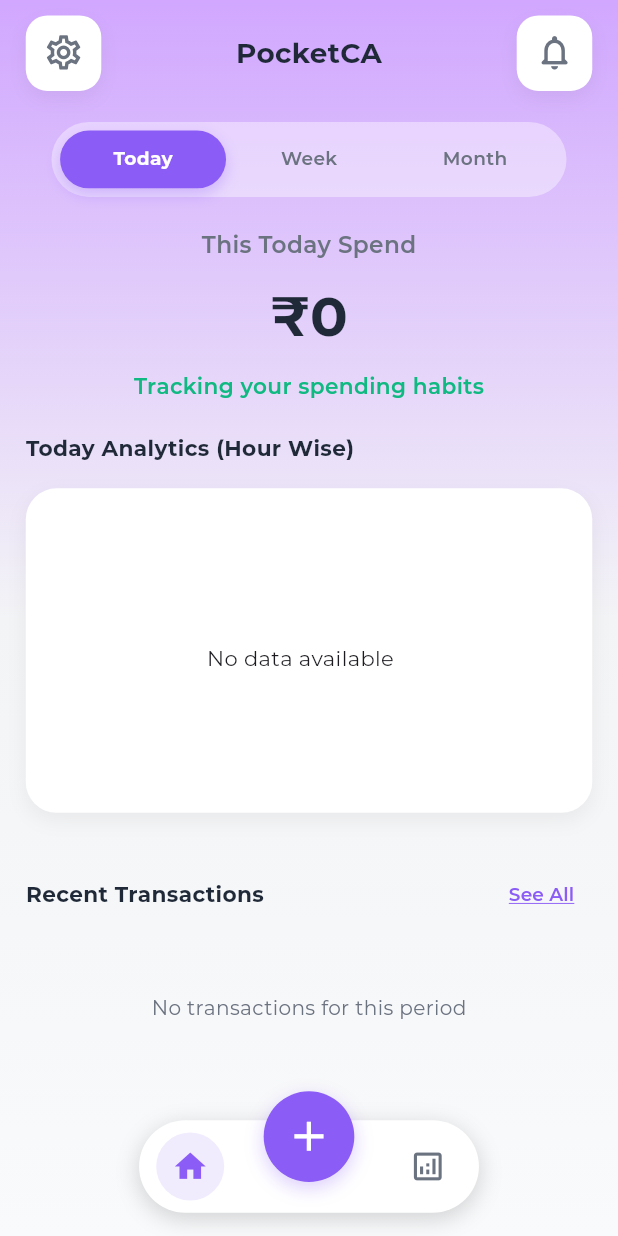
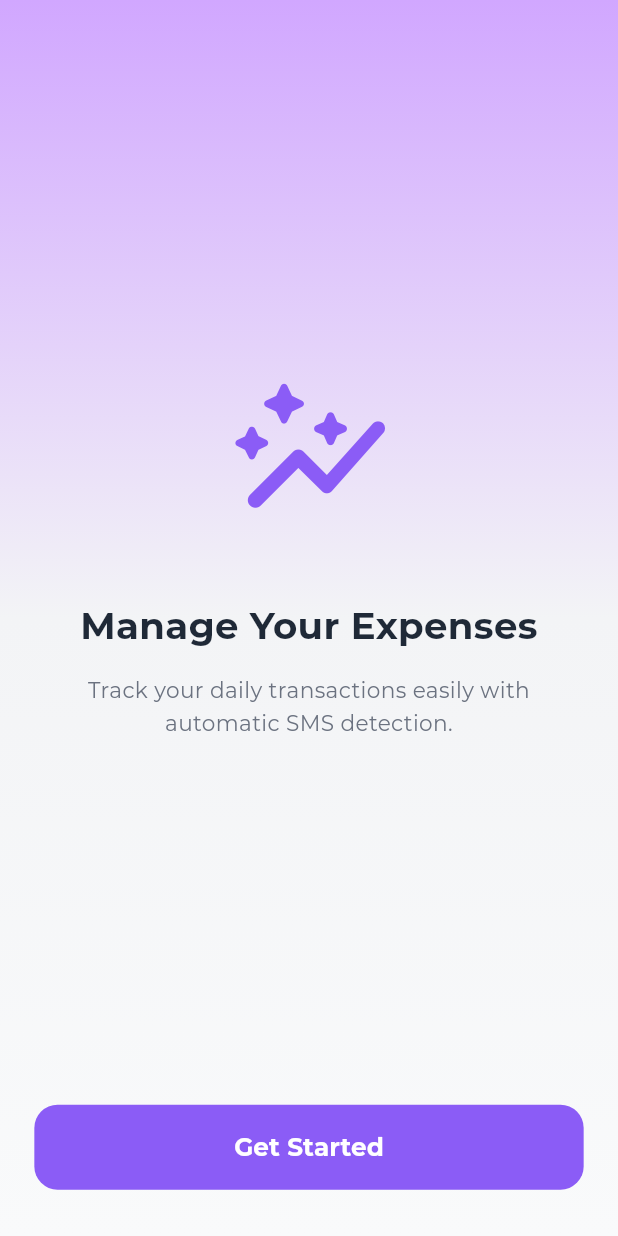
Before and after one commit to pratikAD-2003/expense_tracker, a Flutter app: the screen it shows after launch, on a phone screen of 412 x 824 dp. Run offline on Flutter 3.47's test engine with Material 3 defaults, Android fonts, the phone set to English and light mode, and no system bars; our stand-ins replace fl_chart, flutter_screenutil, get, permission_handler, shared_preferences.

Commit message:
alpha completed

```diff
--- a/lib/binding.dart
+++ b/lib/binding.dart
@@ -2,8 +2,10 @@ import 'package:expense_tracker/ui/add_transaction/add_transaction_controller.da
 import 'package:expense_tracker/ui/analytics/analytics_controller.dart';
 import 'package:expense_tracker/ui/bottom_nav/bottom_nav_controller.dart';
 import 'package:expense_tracker/ui/home/home_controller.dart';
+import 'package:expense_tracker/ui/intro/intro_controller.dart';
 import 'package:expense_tracker/ui/notification/notification_controller.dart';
 import 'package:expense_tracker/ui/settings/settings_controller.dart';
+import 'package:expense_tracker/ui/splash/splash_controller.dart';
 import 'package:expense_tracker/ui/transaction_history/transaction_history_controller.dart';
 import 'package:get/get.dart';
 
@@ -53,6 +55,22 @@ class TransactionHistoryBinding extends Bindings {
   }
 }
 
+
+class SplashBinding extends Bindings {
+  @override
+  void dependencies() {
+    Get.put<SplashController>(SplashController(), permanent: false);
+  }
+}
+
+
+class IntroBinding extends Bindings {
+  @override
+  void dependencies() {
+    Get.put<IntroController>(IntroController(), permanent: false);
+  }
+}
+
 class BottomNavBinding extends Bindings {
   @override
   void dependencies() {
--- a/lib/main.dart
+++ b/lib/main.dart
@@ -28,7 +28,7 @@ class MyApp extends StatelessWidget {
       builder: (context, child) => GetMaterialApp(
         title: 'PocketCA',
         debugShowCheckedModeBanner: false,
-        initialRoute: AppRoutes.bottomNavScreen,
+        initialRoute: AppRoutes.splashScreen,
         getPages: AppBinding.pages,
         theme: ThemeData(useMaterial3: true, fontFamily: 'Montserrat'),
         builder: (context, child) {
--- a/lib/route/app_binding.dart
+++ b/lib/route/app_binding.dart
@@ -1,7 +1,9 @@
 import 'package:expense_tracker/ui/add_transaction/add_transaction_screen.dart';
 import 'package:expense_tracker/ui/analytics/analytics_screen.dart';
+import 'package:expense_tracker/ui/intro/intro_screen.dart';
 import 'package:expense_tracker/ui/notification/notification_screen.dart';
 import 'package:expense_tracker/ui/settings/settings_screen.dart';
+import 'package:expense_tracker/ui/splash/splash_screen.dart';
 import 'package:expense_tracker/ui/transaction_history/transaction_history_screen.dart';
 import 'package:get/get.dart';
 
@@ -47,5 +49,15 @@ class AppBinding {
       page: () => TransactionHistoryScreen(),
       binding: TransactionHistoryBinding(),
     ),
+    GetPage(
+      name: AppRoutes.introScreen,
+      page: () => IntroScreen(),
+      binding: IntroBinding(),
+    ),
+    GetPage(
+      name: AppRoutes.splashScreen,
+      page: () => SplashScreen(),
+      binding: SplashBinding(),
+    ),
   ];
 }
--- /dev/null
+++ b/lib/services/shared_pref_service.dart
@@ -0,0 +1,15 @@
+import 'package:shared_preferences/shared_preferences.dart';
+
+class SharedPrefService {
+  static const String _keyIsNewUser = 'isNewUser';
+
+  static Future<bool> isNewUser() async {
+    final prefs = await SharedPreferences.getInstance();
+    return prefs.getBool(_keyIsNewUser) ?? true;
+  }
+
+  static Future<void> setIsNewUser(bool value) async {
+    final prefs = await SharedPreferences.getInstance();
+    await prefs.setBool(_keyIsNewUser, value);
+  }
+}
--- /dev/null
+++ b/lib/ui/intro/intro_controller.dart
@@ -0,0 +1,13 @@
+import 'package:expense_tracker/services/shared_pref_service.dart';
+import 'package:expense_tracker/ui/bottom_nav/bottom_nav_screen.dart';
+import 'package:get/get.dart';
+
+import '../../route/app_routes.dart';
+import '../../utils/navigation_helper.dart';
+
+class IntroController extends GetxController {
+  Future<void> completeIntro() async {
+    await SharedPrefService.setIsNewUser(false);
+    NavigationHelper.navigateTo(AppRoutes.bottomNavScreen);
+  }
+}
--- /dev/null
+++ b/lib/ui/intro/intro_screen.dart
@@ -0,0 +1,82 @@
+import 'package:expense_tracker/ui/intro/intro_controller.dart';
+import 'package:expense_tracker/utils/my_theme.dart';
+import 'package:flutter/material.dart';
+import 'package:flutter_screenutil/flutter_screenutil.dart';
+import 'package:get/get.dart';
+
+class IntroScreen extends StatelessWidget {
+  const IntroScreen({super.key});
+
+  @override
+  Widget build(BuildContext context) {
+    final controller = Get.put(IntroController());
+
+    return Scaffold(
+      body: Container(
+        width: double.infinity,
+        height: double.infinity,
+        decoration: BoxDecoration(gradient: MyTheme.bkgGradient),
+        child: SafeArea(
+          child: Padding(
+            padding: EdgeInsets.symmetric(horizontal: 20.w),
+            child: Column(
+              mainAxisAlignment: MainAxisAlignment.center,
+              children: [
+                const Spacer(),
+                Icon(
+                  Icons.auto_graph_rounded,
+                  size: 100.w,
+                  color: MyTheme.primary,
+                ),
+                SizedBox(height: 40.h),
+                Text(
+                  'Manage Your Expenses',
+                  textAlign: TextAlign.center,
+                  style: TextStyle(
+                    fontSize: 24.sp,
+                    fontWeight: FontWeight.bold,
+                    color: MyTheme.textPrimary,
+                  ),
+                ),
+                SizedBox(height: 15.h),
+                Text(
+                  'Track your daily transactions easily with automatic SMS detection.',
+                  textAlign: TextAlign.center,
+                  style: TextStyle(
+                    fontSize: 14.sp,
+                    color: MyTheme.textSecondary,
+                    height: 1.5,
+                  ),
+                ),
+                const Spacer(),
+                SizedBox(
+                  width: double.infinity,
+                  height: 55.h,
+                  child: ElevatedButton(
+                    onPressed: controller.completeIntro,
+                    style: ElevatedButton.styleFrom(
+                      backgroundColor: MyTheme.primary,
+                      shape: RoundedRectangleBorder(
+                        borderRadius: BorderRadius.circular(15.r),
+                      ),
+                      elevation: 0,
+                    ),
+                    child: Text(
+                      'Get Started',
+                      style: TextStyle(
+                        fontSize: 16.sp,
+                        fontWeight: FontWeight.bold,
+                        color: Colors.white,
+                      ),
+                    ),
+                  ),
+                ),
+                SizedBox(height: 30.h),
+              ],
+            ),
+          ),
+        ),
+      ),
+    );
+  }
+}
--- a/pubspec.yaml
+++ b/pubspec.yaml
@@ -17,6 +17,7 @@ dependencies:
   permission_handler: ^12.0.1
   intl: ^0.19.0
   fl_chart: ^0.68.0
+  shared_preferences: ^2.5.5
 dev_dependencies:
   flutter_test:
     sdk: flutter
```
Also changed, not shown: lib/ui/settings/settings_controller.dart (+40 -8 lines), lib/ui/settings/settings_screen.dart (+11 -0 lines), lib/ui/splash/splash_controller.dart (added, +26 -0 lines), lib/ui/splash/splash_screen.dart (added, +43 -0 lines), pubspec.lock, 3 other files.
